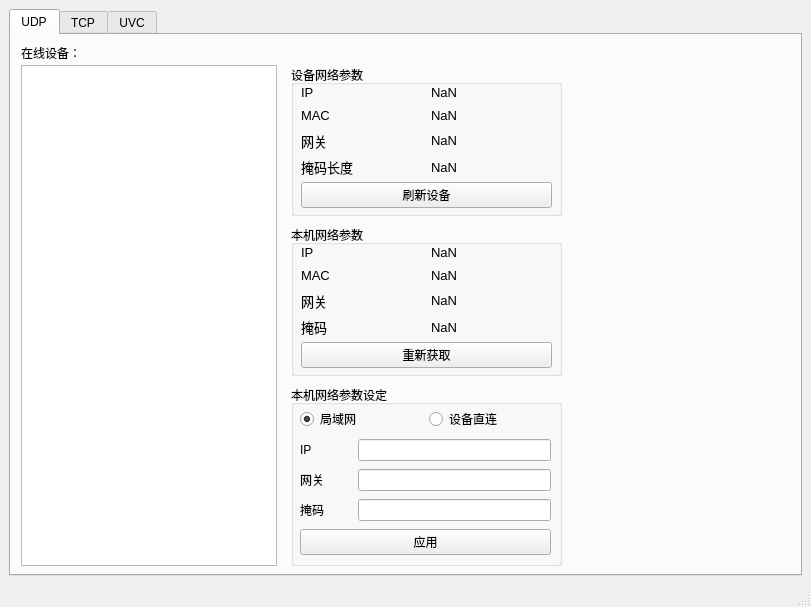
Above: mainwindow.ui from zyxeeker/CameraTool_Qt before the change. Below: the same form after it.
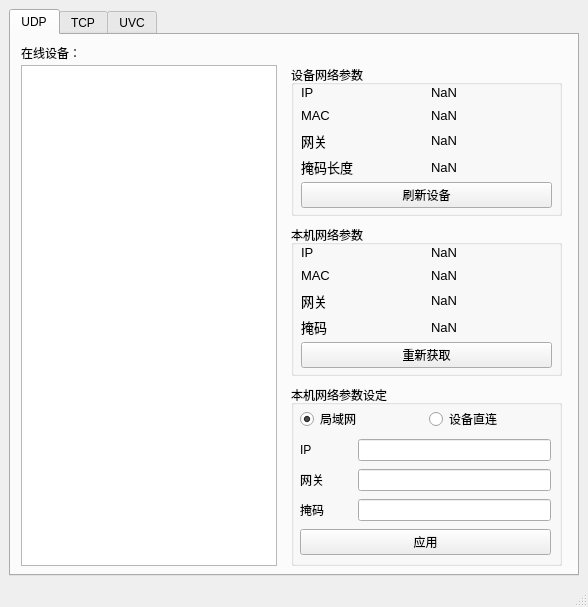
That is the form after the change.

```diff
--- a/mainwindow.ui
+++ b/mainwindow.ui
@@ -6,10 +6,16 @@
    <rect>
     <x>0</x>
     <y>0</y>
-    <width>811</width>
+             <width>588</width>
     <height>607</height>
    </rect>
   </property>
+     <property name="minimumSize">
+         <size>
+             <width>588</width>
+             <height>607</height>
+         </size>
+     </property>
   <property name="windowTitle">
    <string>MainWindow</string>
   </property>
```
Left out of the diff: 35 changed lines with no effect on the pictures. Lines whose indentation alone changed are shown as unchanged.
